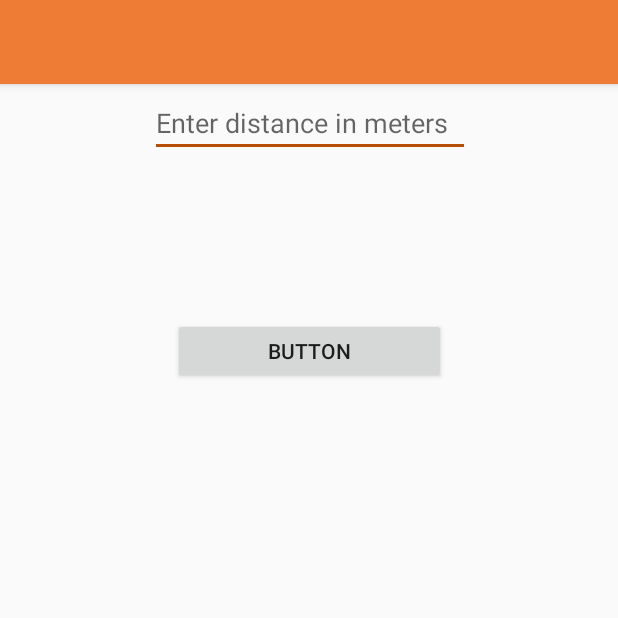
After one commit to JamesPatrickTate/AndroidProject, an Android app: the ClubSuggestion screen opened directly, with no data from a screen before it, on a phone screen of 412 x 824 dp, the top half of it. The commit adds this screen. Run offline under Robolectric (Android 15) with nearby library versions, the phone set to English and light mode, and no system bars; our stand-ins replace Firebase (no records; nobody signed in at launch, a user with empty details on screens opened directly).

Commit message:
user can now get suggestions for club selection

```diff
--- a/app/build.gradle
+++ b/app/build.gradle
@@ -66,4 +66,5 @@ dependencies {
 
 
 
+
 apply plugin: 'com.google.gms.google-services'
--- /dev/null
+++ b/app/src/main/java/com/example/james/materialdesign2/ClubSuggestion.java
@@ -0,0 +1,173 @@
+package com.example.james.materialdesign2;
+
+import android.app.ListActivity;
+import android.os.Bundle;
+import android.support.design.widget.FloatingActionButton;
+import android.support.design.widget.Snackbar;
+import android.support.v7.app.AppCompatActivity;
+import android.support.v7.widget.Toolbar;
+import android.util.Log;
+import android.view.KeyEvent;
+import android.view.View;
+import android.view.inputmethod.EditorInfo;
+import android.widget.ArrayAdapter;
+import android.widget.Button;
+import android.widget.EditText;
+import android.widget.TextView;
+import android.widget.Toast;
+
+import com.google.firebase.auth.FirebaseAuth;
+import com.google.firebase.auth.FirebaseUser;
+import com.google.firebase.database.DataSnapshot;
+import com.google.firebase.database.DatabaseError;
+import com.google.firebase.database.DatabaseReference;
+import com.google.firebase.database.FirebaseDatabase;
+import com.google.firebase.database.ValueEventListener;
+
+import java.util.ArrayList;
+import java.util.HashMap;
+import java.util.List;
+
+import dto.ShotResultsDTO;
+
+import static com.example.james.materialdesign2.FirebaseDB.allSHotData;
+
+public class ClubSuggestion extends  ListActivity {
+
+    private TextView displaySuggestion;
+    private  EditText distanceRequiredByUser;
+    private Button btn;
+    private String  userInput;
+    private static final String TAG = "userInput";
+
+    String tag = "shotAverages";
+
+    private ArrayAdapter<ShotResultsDTO> shotData;
+    final List<ShotResultsDTO> allSHotData = new ArrayList<>();
+    private FirebaseDatabase database = FirebaseDatabase.getInstance();
+    private DatabaseReference databaseReference = database.getReference();
+    private final List<String > shotIds= new ArrayList<>();
+    private  ArrayAdapter<String> adapter;
+    HashMap<String, Double> results= new HashMap<>();
+    List<String>  averagesDisplayStringArray = new ArrayList<>();
+    private CalculateAverages cav ;
+    private static int counter = 0;
+
+    @Override
+    protected void onCreate(Bundle savedInstanceState) {
+        super.onCreate(savedInstanceState);
+        setContentView(R.layout.activity_club_suggestion);
+        Toolbar toolbar = (Toolbar) findViewById(R.id.toolbar);
+
+
+        FirebaseAuth mAuth;
+        mAuth = FirebaseAuth.getInstance();
+        final FirebaseUser currentFirebaseUser = mAuth.getCurrentUser();
+
+        distanceRequiredByUser = (EditText) findViewById(R.id.inputSuggestion);
+
+        btn = (Button) findViewById(R.id.getSuggestion);
+        btn.setOnClickListener(new View.OnClickListener() {
+            public void onClick(View v) {
+
+
+            // refresh screen if user changes value
+                counter++;
+                if(counter > 1) {
+
+                    Toast msg = Toast.makeText(getBaseContext(),"Please re-enter value. Screen refresh required",Toast.LENGTH_LONG);
+                    msg.show();
+
+                    counter = 0;
+                    finish();
+                    startActivity(getIntent());
+                }
+
+
+                 final String str = distanceRequiredByUser.getText().toString();
+
+
+                databaseReference.child("shot/"+currentFirebaseUser.getUid()).addValueEventListener(new ValueEventListener() {
+
+                    @Override
+                    public void onDataChange(DataSnapshot dataSnapshot) {
+
+                         double userInputValue = Double.parseDouble(str);
+                        //ctrl alt v gives us a correct variable to store the returned value
+                        //get back everything from dsot value
+                        Iterable<DataSnapshot> children = dataSnapshot.getChildren();
+
+
+
+
+                        //iterate over the snapshots and add the data to
+                        //the shotresults dto object we previosly used the add the data
+
+                        for (DataSnapshot child: children) {
+                            String sid = child.getKey();
+                            ShotResultsDTO s = child.getValue(ShotResultsDTO.class);
+                            //  Log.d(tag,"id"+ sid.toString());
+                            Log.d(tag,"Shotresults dto"+ s.toString());
+                            allSHotData.add(s);
+                            shotIds.add(sid);
+
+
+                        }
+                        Log.d("XXX","inside allShotavDataCount::"+allSHotData.size() );
+                        Log.d("MSG"," insideallShotavidCount::"+shotIds.size());
+
+                        //ensure the results array is empty before we add our suggestions
+                        Log.d("XXX","Is results empty ::"+results.size() );
+                        results.clear();
+
+                        cav = new CalculateAverages(allSHotData);
+                        results = cav.suggestionResults(userInputValue);
+
+
+
+                        //if no values within acceptable range
+                        // print message to screen
+
+                        if(results.isEmpty()){
+
+                            Toast msg = Toast.makeText(getBaseContext(),"Sorry you have no shots within 4M for a club suggestion." +
+                                    " Remember to log all of your shots to build up more data. Good luck! ",Toast.LENGTH_LONG);
+                            msg.show();
+                        }
+
+
+                        for (String s: results.keySet()) {
+                            System.out.println(s+":"+results.get(s));
+                            averagesDisplayStringArray.add(s+" :: "+results.get(s)+" m");
+                            Log.d("XXX",s );
+
+                        }
+                        ClubSuggestion.this.updateUIonFirebaseRetrieval();
+                    }
+
+                    @Override
+                    public void onCancelled(DatabaseError databaseError) {
+
+                    }
+                });
+
+                adapter = new ArrayAdapter<String>(ClubSuggestion.this,android.R.layout.simple_list_item_1, averagesDisplayStringArray);
+
+
+
+
+            }
+        });
+
+
+
+
+    }
+
+    public  void updateUIonFirebaseRetrieval(){
+
+        setListAdapter(adapter);
+
+
+    }
+}
--- a/app/src/main/java/com/example/james/materialdesign2/FirebaseDB.java
+++ b/app/src/main/java/com/example/james/materialdesign2/FirebaseDB.java
@@ -55,7 +55,7 @@ public class FirebaseDB {
 
 
 
-            databaseReference.child("shot/").addValueEventListener(new ValueEventListener() {
+           databaseReference.child("shot/").addValueEventListener(new ValueEventListener() {
 
                 @Override
                 public void onDataChange(DataSnapshot dataSnapshot) {
@@ -92,8 +92,4 @@ public class FirebaseDB {
 
 
 
-
-
-
-
 }
--- a/app/src/main/java/com/example/james/materialdesign2/NewShot.java
+++ b/app/src/main/java/com/example/james/materialdesign2/NewShot.java
@@ -226,9 +226,9 @@ public class NewShot extends AppCompatActivity implements OnItemSelectedListener
         List<String> shots = new ArrayList<String>();
         shots.add("Full");
         shots.add("3/4");
-        shots.add("2/3");
+        //shots.add("2/3");
         shots.add("1/2");
-        shots.add("1/3");
+        //shots.add("1/3");
         shots.add("1/4");
 
 
@@ -398,7 +398,7 @@ public class NewShot extends AppCompatActivity implements OnItemSelectedListener
     }//on create end
 
     /**
-     * reduce the length of the distnce variabole to 3 decimal places
+     * reduce the length of the distance variable to 3 decimal places
      *
      * @param value
      * @param places
--- /dev/null
+++ b/app/src/main/res/layout/activity_club_suggestion.xml
@@ -0,0 +1,25 @@
+<?xml version="1.0" encoding="utf-8"?>
+<android.support.design.widget.CoordinatorLayout xmlns:android="http://schemas.android.com/apk/res/android"
+    xmlns:app="http://schemas.android.com/apk/res-auto"
+    xmlns:tools="http://schemas.android.com/tools"
+    android:layout_width="match_parent"
+    android:layout_height="match_parent"
+    tools:context="com.example.james.materialdesign2.ClubSuggestion">
+
+    <android.support.design.widget.AppBarLayout
+        android:layout_width="match_parent"
+        android:layout_height="wrap_content"
+        android:theme="@style/AppTheme.AppBarOverlay">
+
+        <android.support.v7.widget.Toolbar
+            android:id="@+id/toolbar"
+            android:layout_width="match_parent"
+            android:layout_height="?attr/actionBarSize"
+            android:background="?attr/colorPrimary"
+            app:popupTheme="@style/AppTheme.PopupOverlay" />
+
+    </android.support.design.widget.AppBarLayout>
+
+    <include layout="@layout/content_club_suggestion" />
+
+</android.support.design.widget.CoordinatorLayout>
--- /dev/null
+++ b/app/src/main/res/layout/content_club_suggestion.xml
@@ -0,0 +1,54 @@
+<?xml version="1.0" encoding="utf-8"?>
+<android.support.constraint.ConstraintLayout xmlns:android="http://schemas.android.com/apk/res/android"
+    xmlns:app="http://schemas.android.com/apk/res-auto"
+    xmlns:tools="http://schemas.android.com/tools"
+    android:layout_width="match_parent"
+    android:layout_height="match_parent"
+    app:layout_behavior="@string/appbar_scrolling_view_behavior"
+    tools:context="com.example.james.materialdesign2.ClubSuggestion"
+    tools:showIn="@layout/activity_club_suggestion">
+
+    <android.support.constraint.Guideline
+        android:id="@+id/guideline15"
+        android:layout_width="wrap_content"
+        android:layout_height="wrap_content"
+        android:orientation="vertical"
+        app:layout_constraintGuide_begin="362dp" />
+
+    <Button
+        android:id="@+id/getSuggestion"
+        android:layout_width="182dp"
+        android:layout_height="44dp"
+        android:layout_marginBottom="8dp"
+        android:layout_marginTop="156dp"
+        android:text="Button"
+        app:layout_constraintBottom_toTopOf="@+id/listView"
+        app:layout_constraintLeft_toLeftOf="parent"
+        app:layout_constraintRight_toRightOf="parent"
+        app:layout_constraintTop_toTopOf="parent" />
+
+    <EditText
+        android:id="@+id/inputSuggestion"
+        android:layout_width="wrap_content"
+        android:layout_height="wrap_content"
+        android:layout_marginBottom="112dp"
+        android:layout_marginTop="8dp"
+        android:ems="10"
+        android:hint="@string/suggestion_header"
+        android:inputType="text|numberDecimal"
+        app:layout_constraintBottom_toTopOf="@+id/getSuggestion"
+        app:layout_constraintHorizontal_bias="0.503"
+        app:layout_constraintLeft_toLeftOf="parent"
+        app:layout_constraintRight_toRightOf="parent"
+        app:layout_constraintTop_toTopOf="parent" />
+
+    <ListView
+        android:id="@android:id/list"
+        android:layout_width="344dp"
+        android:layout_height="216dp"
+        android:layout_marginBottom="8dp"
+        app:layout_constraintBottom_toBottomOf="parent"
+        app:layout_constraintLeft_toLeftOf="parent"
+        app:layout_constraintRight_toRightOf="parent" />
+
+</android.support.constraint.ConstraintLayout>
--- a/app/src/main/res/layout/content_main.xml
+++ b/app/src/main/res/layout/content_main.xml
@@ -111,7 +111,7 @@
         tools:layout_constraintRight_creator="1" />
 
     <android.support.design.widget.FloatingActionButton
-        android:id="@+id/staistics"
+        android:id="@+id/stats"
         android:layout_width="wrap_content"
         android:layout_height="wrap_content"
         android:layout_marginBottom="8dp"
--- a/app/src/main/res/values/strings.xml
+++ b/app/src/main/res/values/strings.xml
@@ -144,6 +144,10 @@
     <!-- TODO: Remove or change this placeholder text -->
     <string name="hello_blank_fragment">Hello blank fragment</string>
     <string name="title_activity_shot_averages">ShotAverages</string>
+    <string name="title_activity_club_suggestion">ClubSuggestion</string>
+
+    <!--Club suggestion-->
+    <string name="suggestion_header">Enter distance in meters</string>
 
 
 </resources>
```
Also changed, not shown: app/src/main/AndroidManifest.xml (+9 -0 lines), app/src/main/java/com/example/james/materialdesign2/CalculateAverages.java (+57 -0 lines), app/src/main/java/com/example/james/materialdesign2/MainActivity.java (+20 -12 lines).
